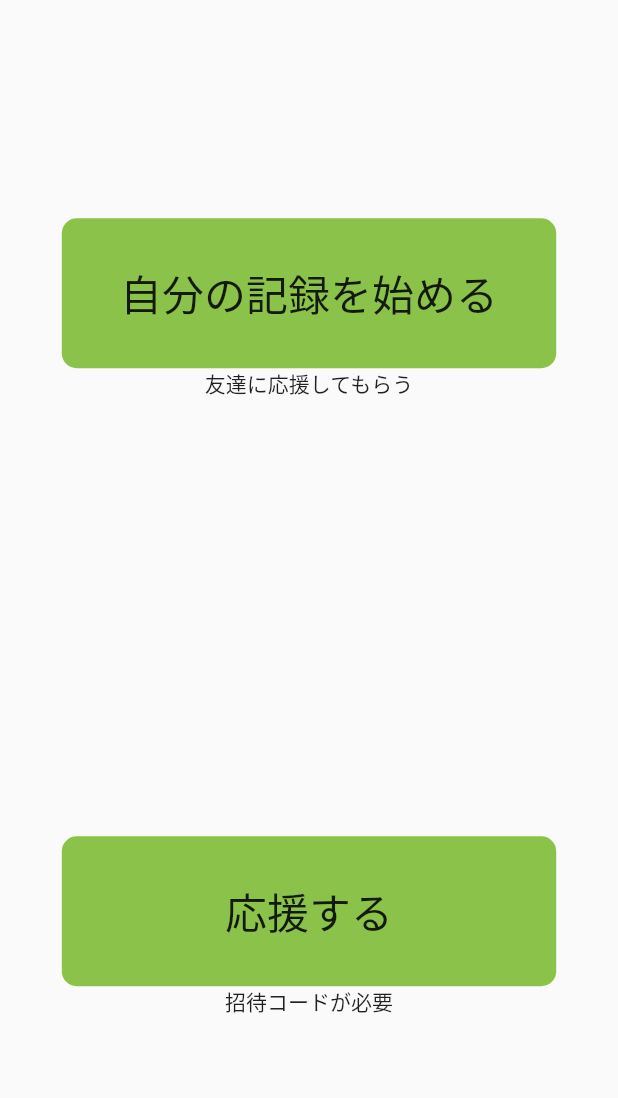
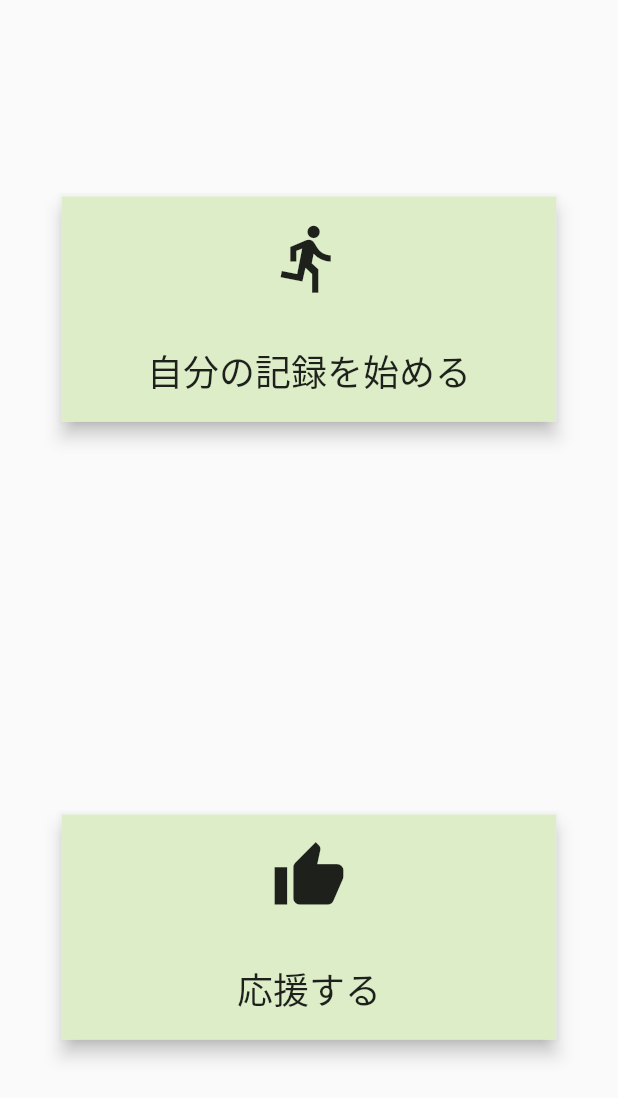
Before and after one commit to y0303noki/YellApp, a Flutter app: the screen it shows after launch, on a phone screen of 412 x 824 dp. Shown: the top 1098 px of the screen. Run offline on Flutter 3.47's test engine with Material 2 defaults, Android fonts, the phone set to English and light mode, and no system bars; our stand-ins replace bubble, cloud_firestore, firebase_auth, firebase_core, flutter_hooks, hooks_riverpod and 2 more; missing offline and left inert: dart:ffi; accounts and stored records are empty; network calls fail.

Commit message:
一旦コミット

```diff
--- a/lib/components/widget/button_widget.dart
+++ b/lib/components/widget/button_widget.dart
@@ -6,46 +6,76 @@ class ButtonWidget {
   static const mainButtonWidth = 330;
   static const mainButtonHeight = 100;
 
-  // スタート画面のボタン
-  // widthは端末サイズを基準にする
-  static startMyButton(double deviceWidth) {
-    return Container(
-      height: 100,
+  // アイコンのサイズ
+  static const double mainIconSize = 50;
+
+  // メインボタンelevation
+  static const double mainButtonElevation = 5.0;
+
+  // スタート画面で設置するボタン
+  static startMainButton(
+    double deviceWidth,
+    String buttonText,
+    IconData iconData,
+  ) {
+    return Material(
+      elevation: mainButtonElevation,
+      child: Container(
+        height: 150,
         width: deviceWidth * 0.8,
         decoration: BoxDecoration(
           color: CommonWidget.defaultButtonColor(),
-        borderRadius: BorderRadius.circular(10),
         ),
-      child: Center(child: TextWidget.mainButtonText('自分の記録を始める')),
+        child: Column(
+          mainAxisAlignment: MainAxisAlignment.spaceAround,
+          children: [
+            Icon(
+              iconData,
+              size: mainIconSize,
+            ),
+            TextWidget.headLineText5(buttonText),
+          ],
+        ),
+      ),
     );
   }
 
-  // スタート画面のボタン
-  static startAtherButton(double deviceWidth) {
-    return Container(
-      height: 100,
+  /// 通信中のスタートメインボタン
+  static startMainWaitingButton(
+    double deviceWidth,
+  ) {
+    return Material(
+      elevation: mainButtonElevation,
+      child: Container(
+        height: 150,
         width: deviceWidth * 0.8,
         decoration: BoxDecoration(
           color: CommonWidget.defaultButtonColor(),
-        borderRadius: BorderRadius.circular(10),
         ),
-      child: Center(
-        child: TextWidget.mainButtonText('応援する'),
+        child: Column(
+          mainAxisAlignment: MainAxisAlignment.spaceAround,
+          children: [
+            Container(),
+            TextWidget.headLineText5(''),
+          ],
+        ),
       ),
     );
   }
 
   // 今日の達成ボタン（未完了）
   static yetAchievementToday(double deviceWidth) {
-    return Container(
+    return Material(
+      elevation: mainButtonElevation,
+      child: Container(
         height: 100,
         width: deviceWidth * 0.8,
         decoration: BoxDecoration(
           color: CommonWidget.defaultButtonColor(),
-        borderRadius: BorderRadius.circular(10),
         ),
         child: Center(
           child: TextWidget.mainButtonText('達成'),
+        ),
       ),
     );
   }
--- a/lib/components/widget/common_widget.dart
+++ b/lib/components/widget/common_widget.dart
@@ -37,8 +37,8 @@ class CommonWidget {
   }
 
   /// ボタンの基本色
-  static Color defaultButtonColor() {
-    return Colors.lightGreen;
+  static Color? defaultButtonColor() {
+    return Colors.lightGreen[100];
   }
 
   static Decoration defaultDescriptionDecoration() {
--- a/lib/screen/my/my_achievement_page.dart
+++ b/lib/screen/my/my_achievement_page.dart
@@ -115,15 +115,19 @@ class MyAchievementPage extends ConsumerWidget {
           ),
         ),
         // メンバーの応援メッセージ
+        Row(
+          children: [
             Bubble(
               alignment: Alignment.topCenter,
               margin: const BubbleEdges.only(
                 top: 10,
               ),
-          padding: const BubbleEdges.all(20),
-          nip: BubbleNip.rightTop,
+              padding: const BubbleEdges.fromLTRB(20, 10, 10, 10),
+              nip: BubbleNip.leftTop,
               color: Color.fromARGB(255, 225, 255, 199),
               child: _selectYellMessage(myAchievment),
+            ),
+          ],
         ),
         // メンバー追加ボタン
         TextButton(
@@ -145,15 +149,15 @@ class MyAchievementPage extends ConsumerWidget {
   Widget _selectYellMessage(MyAchievment myAchievment) {
     if (myAchievment.selectedMemberId == '' ||
         myAchievment.yellMessages.isEmpty) {
-      return Text('メッセージなし');
+      return const Text('メッセージなし', textAlign: TextAlign.left);
     }
     YellMessage? selectedMessage = myAchievment.yellMessages.firstWhere(
         (message) => message.memberId == myAchievment.selectedMemberId,
         orElse: () => YellMessage());
     if (selectedMessage.message.isEmpty) {
-      return Text('見つかりません');
+      return Text('見つかりません', textAlign: TextAlign.left);
     } else {
-      return Text(selectedMessage.message);
+      return Text(selectedMessage.message, textAlign: TextAlign.left);
     }
   }
 
--- a/lib/screen/start_page.dart
+++ b/lib/screen/start_page.dart
@@ -44,7 +44,7 @@ class StartPage extends ConsumerWidget {
               _myGoalButton(context, myAchievment, invite),
               Column(
                 children: [
-                  GestureDetector(
+                  InkWell(
                     onTap: () {
                       Navigator.push(
                         context,
@@ -55,9 +55,13 @@ class StartPage extends ConsumerWidget {
                         myAchievment.refreshNotifyListeners();
                       });
                     },
-                    child: ButtonWidget.startAtherButton(deviceSize.width),
+                    child: ButtonWidget.startMainButton(
+                      deviceSize.width,
+                      '応援する',
+                      Icons.thumb_up,
+                    ),
                   ),
-                  Text('招待コードが必要'),
+                  // Text('招待コードが必要'),
                 ],
               )
             ],
@@ -78,8 +82,8 @@ class StartPage extends ConsumerWidget {
         // 通信中
         if (snapshot.connectionState == ConnectionState.waiting) {
           // 通信中
-          return const Center(
-            child: CircularProgressIndicator(),
+          return Center(
+            child: ButtonWidget.startMainWaitingButton(deviceSize.width),
           );
         }
 
@@ -94,7 +98,7 @@ class StartPage extends ConsumerWidget {
         if (snapshot.connectionState == ConnectionState.done) {
           Map<String, Object?>? _data = snapshot.data;
           if (_data == null) {
-            return GestureDetector(
+            return InkWell(
               onTap: () {
                 Navigator.push(
                   context,
@@ -107,8 +111,11 @@ class StartPage extends ConsumerWidget {
               },
               child: Column(
                 children: [
-                  ButtonWidget.startMyButton(deviceSize.width),
-                  Text('友達に応援してもらう'),
+                  ButtonWidget.startMainButton(
+                    deviceSize.width,
+                    '自分の記録を始める',
+                    Icons.directions_run,
+                  ),
                 ],
               ),
             );
@@ -137,8 +144,12 @@ class StartPage extends ConsumerWidget {
               },
               child: Column(
                 children: [
-                  ButtonWidget.startMyButton(deviceSize.width),
-                  Text('登録ずみ応援してもらう'),
+                  ButtonWidget.startMainButton(
+                    deviceSize.width,
+                    '自分の記録を始める',
+                    Icons.directions_run,
+                  ),
+                  // Text('登録ずみ応援してもらう'),
                 ],
               ),
             );
@@ -156,7 +167,11 @@ class StartPage extends ConsumerWidget {
               },
               child: Column(
                 children: [
-                  ButtonWidget.startMyButton(deviceSize.width),
+                  ButtonWidget.startMainButton(
+                    deviceSize.width,
+                    '自分の記録を始める',
+                    Icons.directions_run,
+                  ),
                   Text('友達に応援してもらう'),
                 ],
               ),
@@ -177,8 +192,12 @@ class StartPage extends ConsumerWidget {
           },
           child: Column(
             children: [
-              ButtonWidget.startMyButton(deviceSize.width),
-              Text('友達に応援してもらう'),
+              ButtonWidget.startMainButton(
+                deviceSize.width,
+                '自分の記録を始める',
+                Icons.directions_run,
+              ),
+              // Text('友達に応援してもらう'),
             ],
           ),
         );
```
Also changed, not shown: 1 other file. Lines whose indentation alone changed are shown as unchanged.
